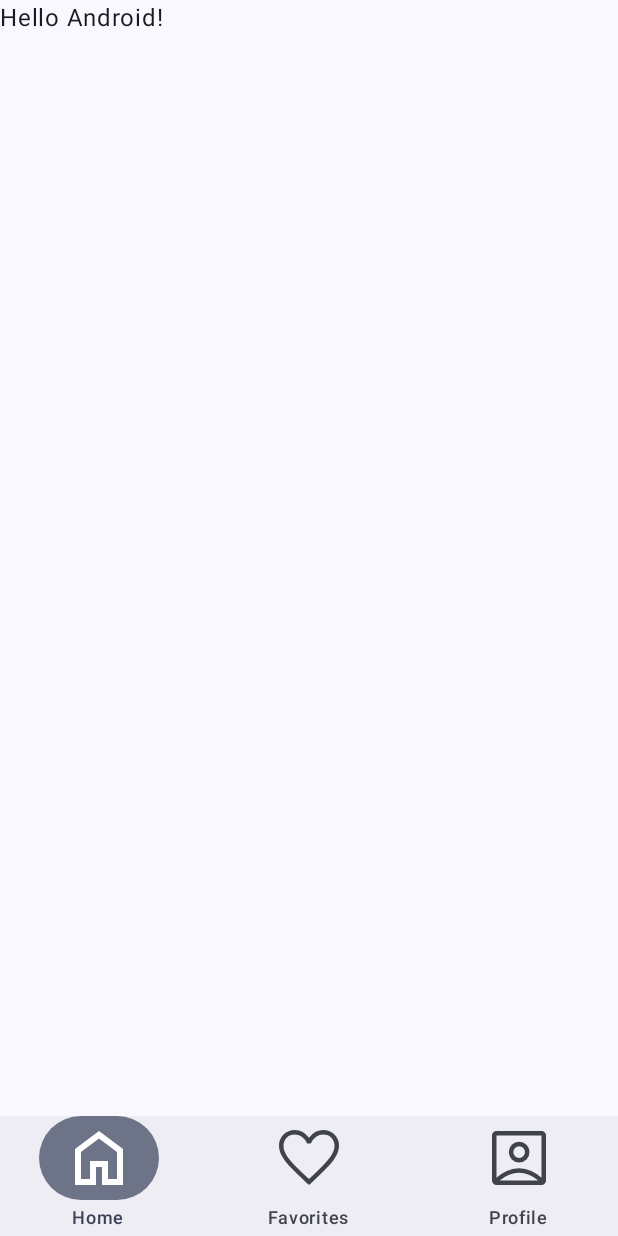
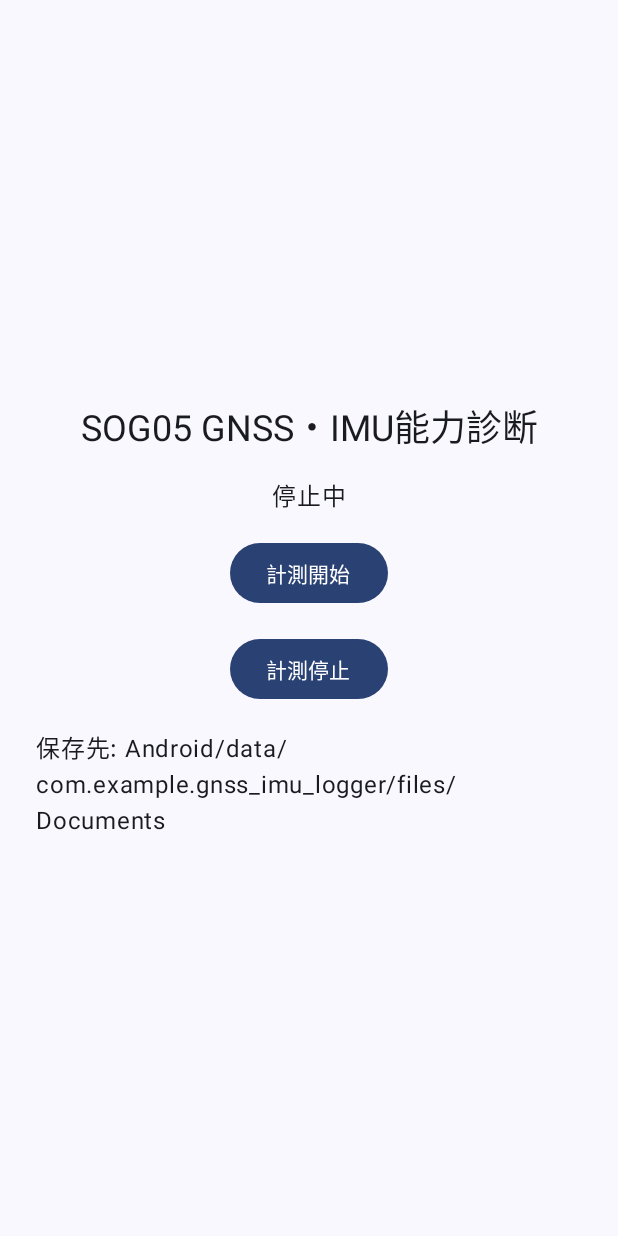
Before and after one commit to shimoe/GNSS_IMU_logger, an Android app built with Jetpack Compose: the screen it shows after launch (MainActivity), on a phone screen of 412 x 824 dp. Run offline under Robolectric (Android 15) with nearby library versions, the light colour scheme and no system bars.

Commit message:
feat: #1 計測テスト用ロガー実装

```diff
--- a/app/src/main/java/com/example/gnss_imu_logger/MainActivity.kt
+++ b/app/src/main/java/com/example/gnss_imu_logger/MainActivity.kt
@@ -1,91 +1,87 @@
 package com.example.gnss_imu_logger
 
+import android.Manifest
+import android.content.Intent
+import android.content.pm.PackageManager
+import android.os.Build
 import android.os.Bundle
 import androidx.activity.ComponentActivity
 import androidx.activity.compose.setContent
-import androidx.activity.enableEdgeToEdge
+import androidx.activity.result.contract.ActivityResultContracts
+import androidx.compose.foundation.layout.Arrangement
+import androidx.compose.foundation.layout.Column
 import androidx.compose.foundation.layout.fillMaxSize
 import androidx.compose.foundation.layout.padding
-import androidx.compose.material3.Icon
-import androidx.compose.material3.Scaffold
+import androidx.compose.material3.Button
+import androidx.compose.material3.MaterialTheme
+import androidx.compose.material3.Surface
 import androidx.compose.material3.Text
-import androidx.compose.material3.adaptive.navigationsuite.NavigationSuiteScaffold
 import androidx.compose.runtime.Composable
 import androidx.compose.runtime.getValue
 import androidx.compose.runtime.mutableStateOf
-import androidx.compose.runtime.saveable.rememberSaveable
 import androidx.compose.runtime.setValue
+import androidx.compose.ui.Alignment
 import androidx.compose.ui.Modifier
-import androidx.compose.ui.res.painterResource
-import androidx.compose.ui.graphics.vector.ImageVector
-import androidx.compose.ui.tooling.preview.Preview
-import androidx.compose.ui.tooling.preview.PreviewScreenSizes
+import androidx.compose.ui.unit.dp
+import androidx.core.content.ContextCompat
 import com.example.gnss_imu_logger.ui.theme.GNSS_IMU_loggerTheme
 
 class MainActivity : ComponentActivity() {
+    private var status by mutableStateOf("停止中")
+
+    private val permissionLauncher = registerForActivityResult(
+        ActivityResultContracts.RequestMultiplePermissions()
+    ) { result ->
+        if (result[Manifest.permission.ACCESS_FINE_LOCATION] == true) startLogger()
+        else status = "正確な位置情報の許可が必要です"
+    }
+
     override fun onCreate(savedInstanceState: Bundle?) {
         super.onCreate(savedInstanceState)
-        enableEdgeToEdge()
         setContent {
             GNSS_IMU_loggerTheme {
-                GNSS_IMU_loggerApp()
+                Surface(modifier = Modifier.fillMaxSize()) {
+                    LoggerScreen(status, ::requestStart, ::stopLogger)
+                }
             }
         }
     }
-}
 
-@PreviewScreenSizes
-@Composable
-fun GNSS_IMU_loggerApp() {
-    var currentDestination by rememberSaveable { mutableStateOf(AppDestinations.HOME) }
+    private fun requestStart() {
+        val permissions = mutableListOf(Manifest.permission.ACCESS_FINE_LOCATION)
+        if (Build.VERSION.SDK_INT >= Build.VERSION_CODES.TIRAMISU) {
+            permissions += Manifest.permission.POST_NOTIFICATIONS
+        }
+        if (permissions.all { ContextCompat.checkSelfPermission(this, it) == PackageManager.PERMISSION_GRANTED }) {
+            startLogger()
+        } else {
+            permissionLauncher.launch(permissions.toTypedArray())
+        }
+    }
 
-    NavigationSuiteScaffold(
-        navigationSuiteItems = {
-            AppDestinations.entries.forEach {
-                item(
-                    icon = {
-                        Icon(
-                            painterResource(it.icon),
-                            contentDescription = it.label
-                        )
-                    },
-                    label = { Text(it.label) },
-                    selected = it == currentDestination,
-                    onClick = { currentDestination = it }
-                )
-            }
-        }
-    ) {
-        Scaffold(modifier = Modifier.fillMaxSize()) { innerPadding ->
-            Greeting(
-                name = "Android",
-                modifier = Modifier.padding(innerPadding)
-            )
-        }
+    private fun startLogger() {
+        val intent = Intent(this, LoggerService::class.java).setAction(LoggerService.ACTION_START)
+        ContextCompat.startForegroundService(this, intent)
+        status = "計測中。画面を消しても記録を継続します"
+    }
+
+    private fun stopLogger() {
+        startService(Intent(this, LoggerService::class.java).setAction(LoggerService.ACTION_STOP))
+        status = "停止しました"
     }
 }
 
-enum class AppDestinations(
-    val label: String,
-    val icon: Int,
-) {
-    HOME("Home", R.drawable.ic_home),
-    FAVORITES("Favorites", R.drawable.ic_favorite),
-    PROFILE("Profile", R.drawable.ic_account_box),
-}
-
 @Composable
-fun Greeting(name: String, modifier: Modifier = Modifier) {
-    Text(
-        text = "Hello $name!",
-        modifier = modifier
-    )
-}
-
-@Preview(showBackground = true)
-@Composable
-fun GreetingPreview() {
-    GNSS_IMU_loggerTheme {
-        Greeting("Android")
+private fun LoggerScreen(status: String, onStart: () -> Unit, onStop: () -> Unit) {
+    Column(
+        modifier = Modifier.fillMaxSize().padding(24.dp),
+        verticalArrangement = Arrangement.spacedBy(16.dp, Alignment.CenterVertically),
+        horizontalAlignment = Alignment.CenterHorizontally
+    ) {
+        Text("SOG05 GNSS・IMU能力診断", style = MaterialTheme.typography.headlineSmall)
+        Text(status)
+        Button(onClick = onStart) { Text("計測開始") }
+        Button(onClick = onStop) { Text("計測停止") }
+        Text("保存先: Android/data/com.example.gnss_imu_logger/files/Documents")
     }
 }
```
Also changed, not shown: app/src/main/AndroidManifest.xml (+18 -13 lines), app/src/main/java/com/example/gnss_imu_logger/LogWriter.kt (added, +78 -0 lines), app/src/main/java/com/example/gnss_imu_logger/LoggerService.kt (added, +175 -0 lines).
